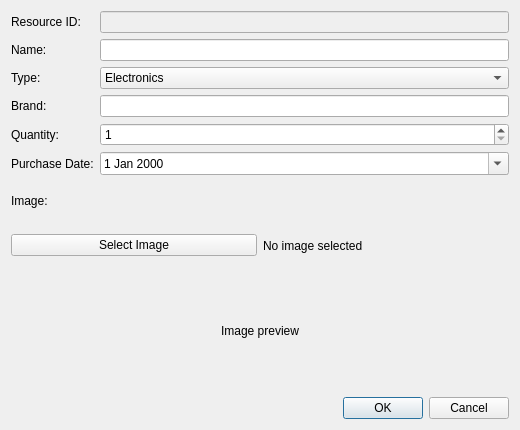
Above: dialog/updateresourcesdialog/updateresourcesdialog.ui from Hyujnn54/DesktopAPP before the change. Below: the same form after it.
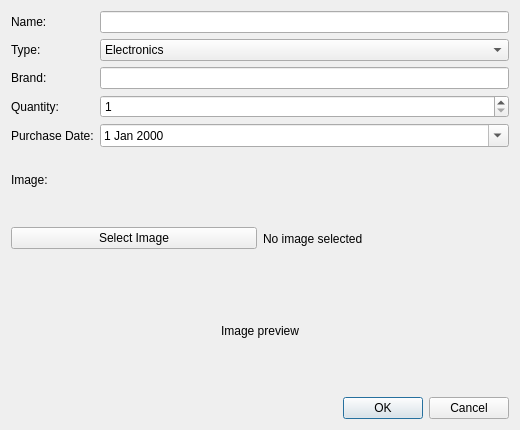
That is the form after the change.

What changed in the file:
```diff
--- a/dialog/updateresourcesdialog/updateresourcesdialog.ui
+++ b/dialog/updateresourcesdialog/updateresourcesdialog.ui
@@ -17,37 +17,23 @@
    <item>
     <layout class="QFormLayout" name="formLayout">
      <item row="0" column="0">
-      <widget class="QLabel" name="resourceIdLabel">
-       <property name="text">
-        <string>Resource ID:</string>
-       </property>
-      </widget>
-     </item>
-     <item row="0" column="1">
-      <widget class="QLineEdit" name="resourceIdLineEdit">
-       <property name="enabled">
-        <bool>false</bool>
-       </property>
-      </widget>
-     </item>
-     <item row="1" column="0">
       <widget class="QLabel" name="nameLabel">
        <property name="text">
         <string>Name:</string>
        </property>
       </widget>
      </item>
-     <item row="1" column="1">
+     <item row="0" column="1">
       <widget class="QLineEdit" name="nameLineEdit"/>
      </item>
-     <item row="2" column="0">
+     <item row="1" column="0">
       <widget class="QLabel" name="typeLabel">
        <property name="text">
         <string>Type:</string>
        </property>
       </widget>
      </item>
-     <item row="2" column="1">
+     <item row="1" column="1">
       <widget class="QComboBox" name="typeComboBox">
        <item>
         <property name="text">
@@ -71,24 +57,24 @@
        </item>
       </widget>
      </item>
-     <item row="3" column="0">
+     <item row="2" column="0">
       <widget class="QLabel" name="brandLabel">
        <property name="text">
         <string>Brand:</string>
        </property>
       </widget>
      </item>
-     <item row="3" column="1">
+     <item row="2" column="1">
       <widget class="QLineEdit" name="brandLineEdit"/>
      </item>
-     <item row="4" column="0">
+     <item row="3" column="0">
       <widget class="QLabel" name="quantityLabel">
        <property name="text">
         <string>Quantity:</string>
        </property>
       </widget>
      </item>
-     <item row="4" column="1">
+     <item row="3" column="1">
       <widget class="QSpinBox" name="quantitySpinBox">
        <property name="minimum">
         <number>1</number>
@@ -98,14 +84,14 @@
        </property>
       </widget>
      </item>
-     <item row="5" column="0">
+     <item row="4" column="0">
       <widget class="QLabel" name="purchaseDateLabel">
        <property name="text">
         <string>Purchase Date:</string>
        </property>
       </widget>
      </item>
-     <item row="5" column="1">
+     <item row="4" column="1">
       <widget class="QDateEdit" name="purchaseDateEdit">
        <property name="calendarPopup">
         <bool>true</bool>
```
